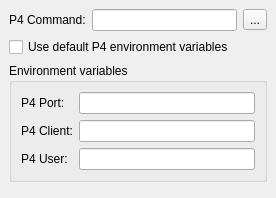
First picture: the form in src/plugins/perforce/settingspage.ui, repository qt-creator/qt-creator, before the edit.
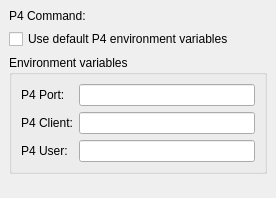
Second picture: the form after the edit. Custom widgets are drawn as their Qt base class.

Commit message: Migrate Perforce plugin to PathChooser

Patch:
```diff
--- a/src/plugins/perforce/settingspage.ui
+++ b/src/plugins/perforce/settingspage.ui
@@ -36,14 +36,7 @@
       </widget>
      </item>
      <item>
-      <widget class="QLineEdit" name="p4CmdLineEdit"/>
-     </item>
-     <item>
-      <widget class="QToolButton" name="browseButton">
-       <property name="text">
-        <string>...</string>
-       </property>
-      </widget>
+      <widget class="Core::Utils::PathChooser" name="pathChooser" native="true"/>
      </item>
     </layout>
    </item>
@@ -120,6 +113,14 @@
    </item>
   </layout>
  </widget>
+ <customwidgets>
+  <customwidget>
+   <class>Core::Utils::PathChooser</class>
+   <extends>QWidget</extends>
+   <header location="global">utils/pathchooser.h</header>
+   <container>1</container>
+  </customwidget>
+ </customwidgets>
  <tabstops>
   <tabstop>portLineEdit</tabstop>
   <tabstop>clientLineEdit</tabstop>
```
Left out of the diff: 1 changed line with no effect on the pictures. The commit also changes 2 other files.
